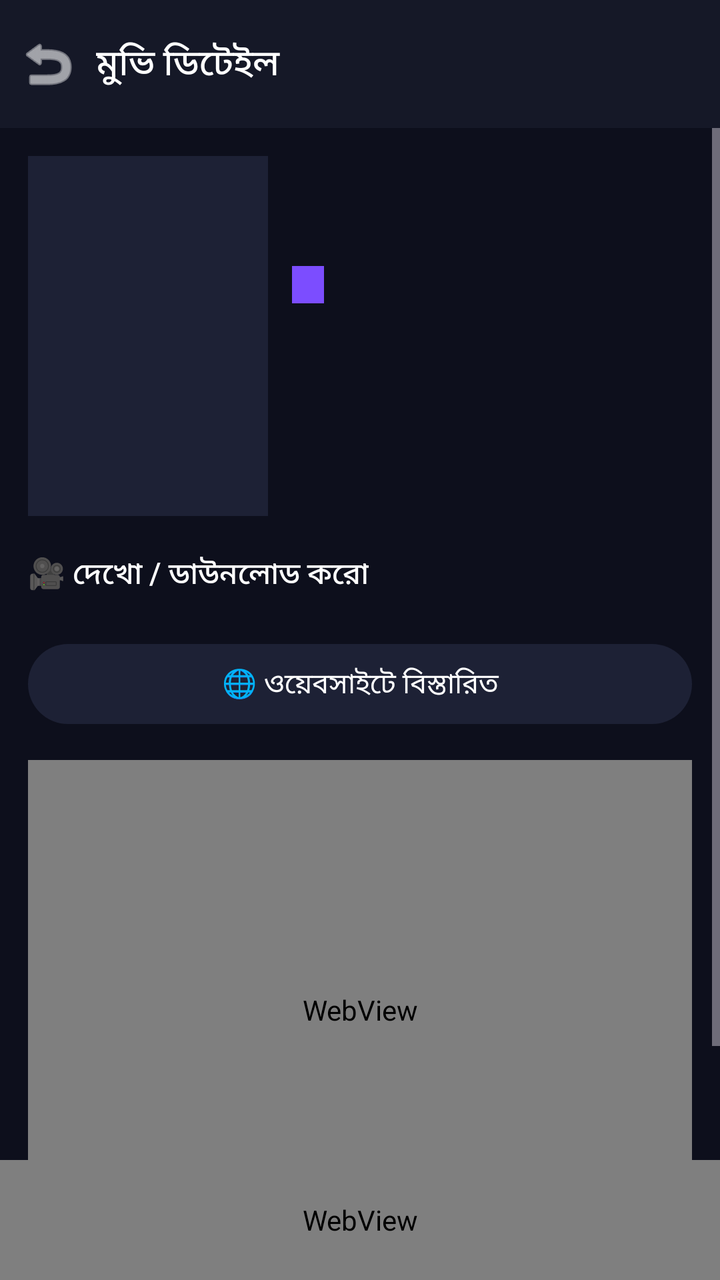
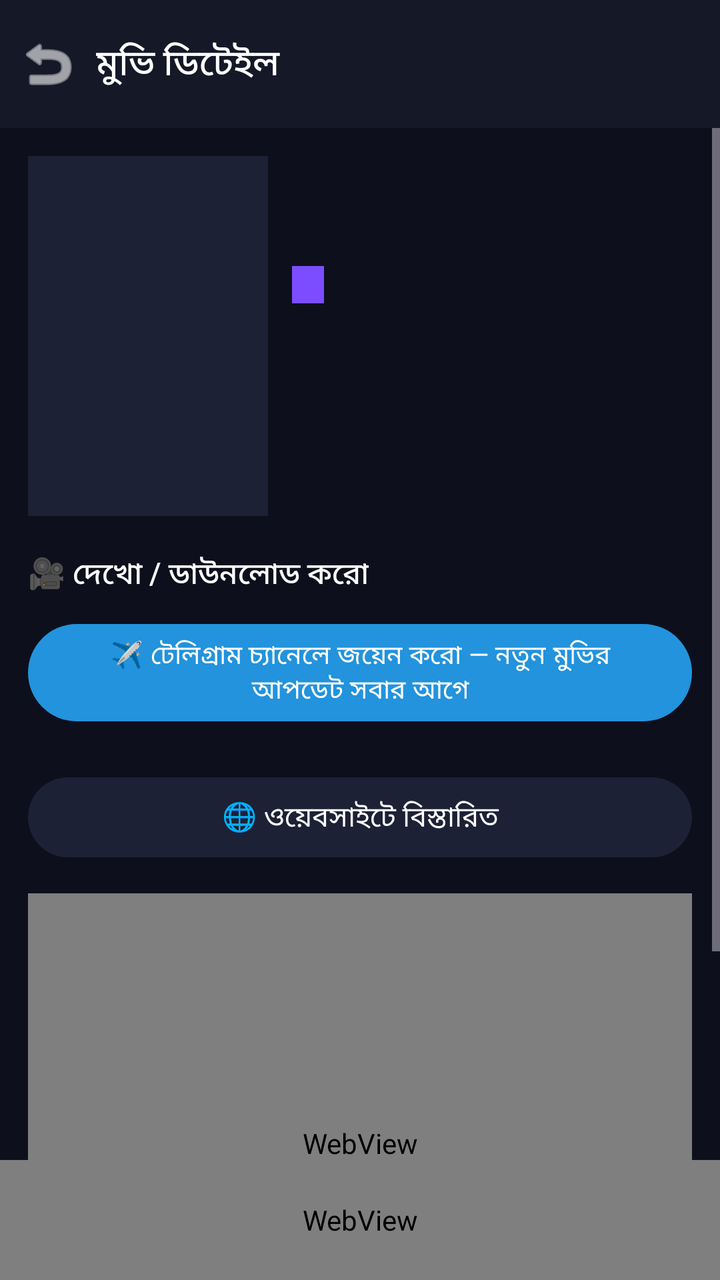

An Android layout rendered at two revisions. The XML below is the earlier revision; the diff shows what the commit changed to produce the second picture.
<!-- AndroidManifest.xml: application theme Theme.MovieBox -->
<!-- res/layout/activity_detail.xml -->
<?xml version="1.0" encoding="utf-8"?>
<FrameLayout xmlns:android="http://schemas.android.com/apk/res/android"
    xmlns:app="http://schemas.android.com/apk/res-auto"
    android:layout_width="match_parent"
    android:layout_height="match_parent"
    android:background="@color/bg">

    <LinearLayout
        android:layout_width="match_parent"
        android:layout_height="match_parent"
        android:orientation="vertical">

        
        <LinearLayout
            android:layout_width="match_parent"
            android:layout_height="?attr/actionBarSize"
            android:background="@color/surface"
            android:gravity="center_vertical"
            android:orientation="horizontal">

            <ImageButton
                android:id="@+id/btnBack"
                android:layout_width="48dp"
                android:layout_height="48dp"
                android:background="?attr/selectableItemBackgroundBorderless"
                android:contentDescription="back"
                android:src="@android:drawable/ic_menu_revert"
                app:tint="@color/textMain" />

            <TextView
                android:layout_width="0dp"
                android:layout_height="wrap_content"
                android:layout_weight="1"
                android:fontFamily="sans-serif-medium"
                android:text="মুভি ডিটেইল"
                android:textColor="@color/textMain"
                android:textSize="18sp" />
        </LinearLayout>

        <ScrollView
            android:layout_width="match_parent"
            android:layout_height="0dp"
            android:layout_weight="1"
            android:fillViewport="true">

            <LinearLayout
                android:layout_width="match_parent"
                android:layout_height="wrap_content"
                android:orientation="vertical"
                android:padding="14dp">

                <LinearLayout
                    android:layout_width="match_parent"
                    android:layout_height="wrap_content"
                    android:orientation="horizontal">

                    <ImageView
                        android:id="@+id/dPoster"
                        android:layout_width="120dp"
                        android:layout_height="180dp"
                        android:background="@color/surface2"
                        android:contentDescription="poster"
                        android:scaleType="centerCrop" />

                    <LinearLayout
                        android:layout_width="0dp"
                        android:layout_height="match_parent"
                        android:layout_weight="1"
                        android:gravity="center_vertical"
                        android:orientation="vertical"
                        android:paddingStart="12dp">

                        <TextView
                            android:id="@+id/dBadge"
                            android:layout_width="wrap_content"
                            android:layout_height="wrap_content"
                            android:background="@color/accent"
                            android:paddingHorizontal="8dp"
                            android:paddingVertical="2dp"
                            android:textColor="#FFFFFF"
                            android:textSize="11sp" />

                        <TextView
                            android:id="@+id/dTitle"
                            android:layout_width="match_parent"
                            android:layout_height="wrap_content"
                            android:layout_marginTop="6dp"
                            android:fontFamily="sans-serif-medium"
                            android:textColor="@color/textMain"
                            android:textSize="17sp" />

                        <TextView
                            android:id="@+id/dMeta"
                            android:layout_width="match_parent"
                            android:layout_height="wrap_content"
                            android:layout_marginTop="6dp"
                            android:textColor="@color/textSub"
                            android:textSize="12sp" />
                    </LinearLayout>
                </LinearLayout>

                <TextView
                    android:layout_width="wrap_content"
                    android:layout_height="wrap_content"
                    android:layout_marginTop="18dp"
                    android:fontFamily="sans-serif-medium"
                    android:text="🎥 দেখো / ডাউনলোড করো"
                    android:textColor="@color/textMain"
                    android:textSize="15sp" />

                
                <LinearLayout
                    android:id="@+id/noVideoNote"
                    android:layout_width="match_parent"
                    android:layout_height="wrap_content"
                    android:layout_marginTop="8dp"
                    android:background="@drawable/note_card"
                    android:gravity="center_horizontal"
                    android:orientation="vertical"
                    android:padding="18dp"
                    android:visibility="gone">

                    <TextView
                        android:layout_width="wrap_content"
                        android:layout_height="wrap_content"
                        android:text="📼"
                        android:textSize="34sp" />

                    <TextView
                        android:layout_width="wrap_content"
                        android:layout_height="wrap_content"
                        android:layout_marginTop="8dp"
                        android:fontFamily="sans-serif-medium"
                        android:text="এই ভিডিওটা অ্যাপে যোগ করা হয়নি!"
                        android:textColor="@color/textMain"
                        android:textSize="15sp" />

                    <TextView
                        android:layout_width="match_parent"
                        android:layout_height="wrap_content"
                        android:layout_marginTop="6dp"
                        android:gravity="center"
                        android:text="চিন্তা নেই! এটা আমাদের ওয়েবসাইটে আপলোড করা আছে। নিচের বাটনে চাপলেই সরাসরি ওয়েবসাইটে যাবে — সেখানে এক ক্লিকেই দেখতে পারবে।"
                        android:textColor="@color/textSub"
                        android:textSize="13sp" />

                    <com.google.android.material.button.MaterialButton
                        android:id="@+id/btnNoteWeb"
                        android:layout_width="wrap_content"
                        android:layout_height="wrap_content"
                        android:layout_marginTop="12dp"
                        android:text="🌐 ওয়েবসাইটে গিয়ে দেখো" />
                </LinearLayout>

                <androidx.recyclerview.widget.RecyclerView
                    android:id="@+id/linkList"
                    android:layout_width="match_parent"
                    android:layout_height="wrap_content"
                    android:layout_marginTop="6dp"
                    android:nestedScrollingEnabled="false" />

                
                <com.google.android.material.button.MaterialButton
                    android:id="@+id/btnAllLinks"
                    android:layout_width="match_parent"
                    android:layout_height="wrap_content"
                    android:layout_marginTop="4dp"
                    android:text="📜 সবগুলো দেখো"
                    android:visibility="gone"
                    app:backgroundTint="@color/surface2"
                    app:iconGravity="textStart" />

                <com.google.android.material.button.MaterialButton
                    android:id="@+id/btnWeb"
                    android:layout_width="match_parent"
                    android:layout_height="wrap_content"
                    android:layout_marginTop="14dp"
                    android:text="@string/open_web"
                    app:backgroundTint="@color/surface2" />

                
                <FrameLayout
                    android:id="@+id/adBoxRect"
                    android:layout_width="match_parent"
                    android:layout_height="250dp"
                    android:layout_marginTop="14dp"
                    android:background="@color/surface">

                    <WebView
                        android:id="@+id/adRect"
                        android:layout_width="match_parent"
                        android:layout_height="match_parent" />
                </FrameLayout>
            </LinearLayout>
        </ScrollView>

        
        <FrameLayout
            android:id="@+id/adBox2"
            android:layout_width="match_parent"
            android:layout_height="60dp"
            android:background="@color/surface">

            <WebView
                android:id="@+id/adBanner"
                android:layout_width="match_parent"
                android:layout_height="match_parent" />
        </FrameLayout>
    </LinearLayout>

    
    <LinearLayout
        android:id="@+id/gateOverlay"
        android:layout_width="match_parent"
        android:layout_height="match_parent"
        android:background="#E6000000"
        android:gravity="center"
        android:orientation="vertical"
        android:padding="28dp"
        android:visibility="gone">

        <TextView
            android:layout_width="wrap_content"
            android:layout_height="wrap_content"
            android:text="🎬"
            android:textSize="44sp" />

        <TextView
            android:id="@+id/gateMsg"
            android:layout_width="wrap_content"
            android:layout_height="wrap_content"
            android:layout_marginTop="10dp"
            android:gravity="center"
            android:text="অ্যাড দেখা শেষ! প্লে শুরু হচ্ছে..."
            android:textColor="@color/textMain"
            android:textSize="18sp"
            android:fontFamily="sans-serif-medium" />

        <TextView
            android:id="@+id/gateCount"
            android:layout_width="wrap_content"
            android:layout_height="wrap_content"
            android:layout_marginTop="14dp"
            android:text="5"
            android:textColor="@color/accent"
            android:textSize="56sp"
            android:fontFamily="sans-serif-medium" />

        <TextView
            android:layout_width="wrap_content"
            android:layout_height="wrap_content"
            android:gravity="center"
            android:text="একটু অপেক্ষা করো — মুভি অটো প্লে হবে 🍿"
            android:textColor="@color/textSub"
            android:textSize="13sp" />

        <com.google.android.material.button.MaterialButton
            android:id="@+id/btnGateCancel"
            android:layout_width="wrap_content"
            android:layout_height="wrap_content"
            android:layout_marginTop="20dp"
            android:onClick="cancelGate"
            android:text="✖ বাতিল করো"
            app:backgroundTint="@color/surface2" />
    </LinearLayout>
</FrameLayout>
<!-- resources referenced by this layout -->
<resources>
  <color name="accent">#7C4DFF</color>
  <color name="bg">#0D0F1C</color>
  <color name="surface">#151827</color>
  <color name="surface2">#1D2135</color>
  <color name="textMain">#FFFFFF</color>
  <color name="textSub">#A5AAC0</color>
  <!-- drawable note_card (drawable) -->
  <?xml version="1.0" encoding="utf-8"?>
  <shape xmlns:android="http://schemas.android.com/apk/res/android" android:shape="rectangle">
      <solid android:color="#1B1F33" />
      <corners android:radius="14dp" />
      <stroke android:width="1dp" android:color="#3D7C4DFF" />
  </shape>
  <string name="open_web">🌐 ওয়েবসাইটে বিস্তারিত</string>
  <style name="Theme.MovieBox" parent="Theme.Material3.Dark.NoActionBar">
          <item name="colorPrimary">@color/accent</item>
          <item name="colorOnPrimary">#FFFFFF</item>
          <item name="colorSecondary">@color/accent2</item>
          <item name="android:colorBackground">@color/bg</item>
          <item name="colorSurface">@color/surface</item>
          <item name="colorOnSurface">@color/textMain</item>
          <item name="android:statusBarColor">@color/bg</item>
          <item name="android:navigationBarColor">@color/bg</item>
          <item name="android:textColor">@color/textMain</item>
          <item name="android:fontFamily">sans-serif</item>
      </style>
  <color name="accent2">#00E5A0</color>
</resources>

<!-- the commit's change to res/layout/activity_detail.xml (unified diff, before → after) -->
@@ -109,6 +109,16 @@
                     android:textSize="15sp" />
 
                 
+                <com.google.android.material.button.MaterialButton
+                    android:id="@+id/btnTgChannel"
+                    android:layout_width="match_parent"
+                    android:layout_height="wrap_content"
+                    android:layout_marginTop="10dp"
+                    android:text="✈️ টেলিগ্রাম চ্যানেলে জয়েন করো — নতুন মুভির আপডেট সবার আগে"
+                    android:textSize="13sp"
+                    app:backgroundTint="#2293DC" />
+
+                
                 <LinearLayout
                     android:id="@+id/noVideoNote"
                     android:layout_width="match_parent"
@@ -150,6 +160,14 @@
                         android:layout_height="wrap_content"
                         android:layout_marginTop="12dp"
                         android:text="🌐 ওয়েবসাইটে গিয়ে দেখো" />
+
+                    <com.google.android.material.button.MaterialButton
+                        android:id="@+id/btnNoteTg"
+                        android:layout_width="wrap_content"
+                        android:layout_height="wrap_content"
+                        android:layout_marginTop="8dp"
+                        android:text="✈️ টেলিগ্রাম চ্যানেলে জয়েন করো"
+                        app:backgroundTint="#2293DC" />
                 </LinearLayout>
 
                 <androidx.recyclerview.widget.RecyclerView
